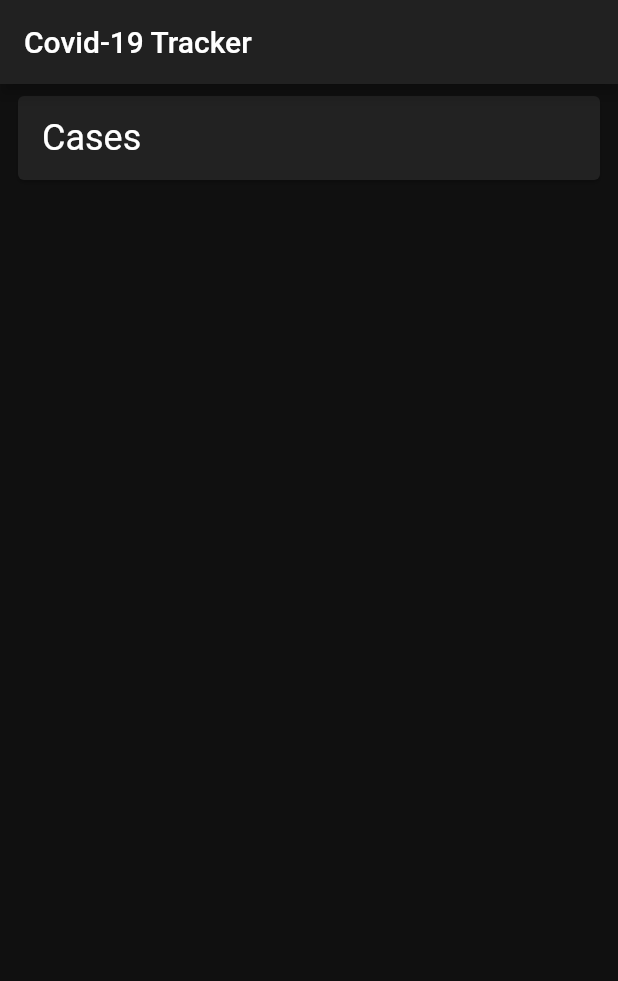
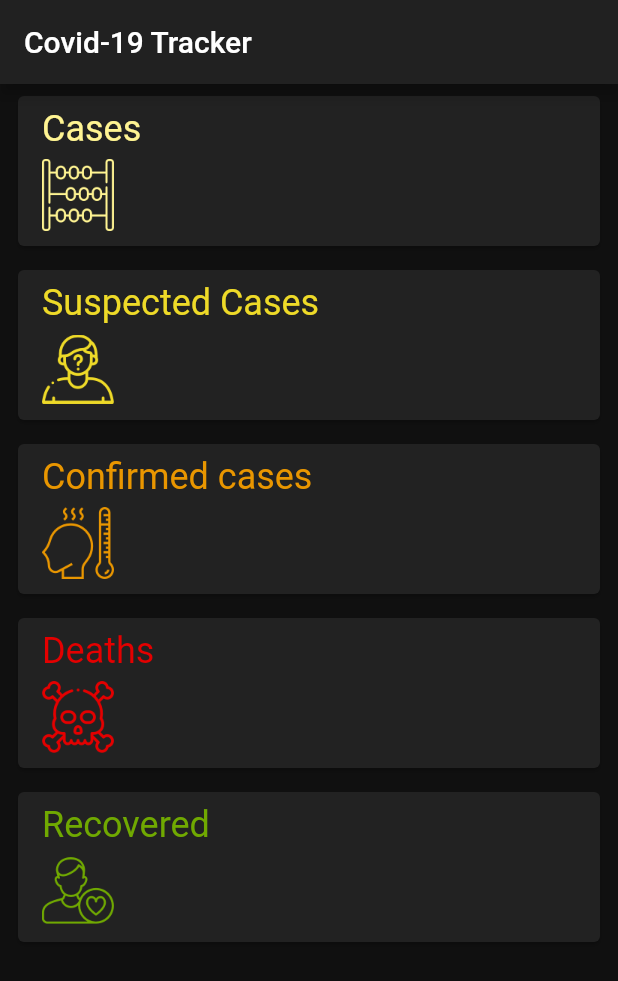
Before and after one commit to Justin-Moretto/covid_app, a Flutter app: the screen it shows after launch, on a phone screen of 412 x 824 dp. Shown: the top 981 px of the screen. Run offline on Flutter 3.47's test engine with Material 2 defaults, Android fonts, the phone set to English and light mode, and no system bars; network calls fail.

Commit message:
added color and assets to UI, refactored data endpoints

```diff
--- /dev/null
+++ b/lib/app/repositories/endpoints_data.dart
@@ -0,0 +1,16 @@
+import 'package:coronavirus_rest_api_flutter_course/app/services/api.dart';
+import 'package:flutter/foundation.dart';
+
+class EndpointsData {
+  EndpointsData({@required this.values});
+  final Map<Endpoint, int> values;
+  int get cases => values[Endpoint.cases];
+  int get casesSuspected => values[Endpoint.casesSuspected];
+  int get casesConfirmed => values[Endpoint.casesConfirmed];
+  int get deaths => values[Endpoint.deaths];
+  int get recovered => values[Endpoint.recovered];
+
+  @override
+  String toString() =>
+      'cases: $cases, suspected: $casesSuspected, confirmed: $casesConfirmed, deaths: $deaths, recovered: $recovered';
+}
--- a/lib/app/ui/dashboard.dart
+++ b/lib/app/ui/dashboard.dart
@@ -1,4 +1,5 @@
 import 'package:coronavirus_rest_api_flutter_course/app/repositories/data_repository.dart';
+import 'package:coronavirus_rest_api_flutter_course/app/repositories/endpoints_data.dart';
 import 'package:coronavirus_rest_api_flutter_course/app/services/api.dart';
 import 'package:coronavirus_rest_api_flutter_course/app/ui/endpoint_card.dart';
 import 'package:flutter/material.dart';
@@ -10,7 +11,7 @@ class Dashboard extends StatefulWidget {
 }
 
 class _DashboardState extends State<Dashboard> {
-  int _cases;
+  EndpointsData _endpointsData;
 
   @override
   void initState() {
@@ -20,8 +21,8 @@ class _DashboardState extends State<Dashboard> {
 
   Future<void> _updateData() async {
     final dataRepository = Provider.of<DataRepository>(context, listen: false);
-    final cases = await dataRepository.getEndpointData(Endpoint.cases);
-    setState(() => _cases = cases);
+    final endpointsData = await dataRepository.getAllEndpointsData();
+    setState(() => _endpointsData = endpointsData);
   }
 
   @override
@@ -34,10 +35,13 @@ class _DashboardState extends State<Dashboard> {
         onRefresh: _updateData,
         child: ListView(
           children: <Widget>[
-            EndpointCard(
-              endpoint: Endpoint.cases,
-              value: _cases,
-            ),
+            for (var endpoint in Endpoint.values)
+              EndpointCard(
+                endpoint: endpoint,
+                value: _endpointsData != null
+                    ? _endpointsData.values[endpoint]
+                    : null,
+              ),
           ],
         ),
       ),
--- a/lib/app/ui/endpoint_card.dart
+++ b/lib/app/ui/endpoint_card.dart
@@ -1,28 +1,67 @@
 import 'package:coronavirus_rest_api_flutter_course/app/services/api.dart';
 import 'package:flutter/material.dart';
+
+class EndpointCardData {
+  EndpointCardData(this.title, this.assetName, this.color);
+  final String title;
+  final String assetName;
+  final Color color;
+}
 
 class EndpointCard extends StatelessWidget {
   const EndpointCard({Key key, this.endpoint, this.value}) : super(key: key);
   final Endpoint endpoint;
   final int value;
 
+  static Map<Endpoint, EndpointCardData> _cardsData = {
+    Endpoint.cases:
+        EndpointCardData('Cases', 'assets/count.png', Color(0xFFFFF492)),
+    Endpoint.casesSuspected: EndpointCardData(
+        'Suspected Cases', 'assets/suspect.png', Color(0xFFEEDA28)),
+    Endpoint.casesConfirmed: EndpointCardData(
+        'Confirmed cases', 'assets/fever.png', Color(0xFFE99600)),
+    Endpoint.deaths:
+        EndpointCardData('Deaths', 'assets/death.png', Color(0xFFE40000)),
+    Endpoint.recovered:
+        EndpointCardData('Recovered', 'assets/patient.png', Color(0xFF70A901)),
+  };
+
   @override
   Widget build(BuildContext context) {
+    final cardData = _cardsData[endpoint];
     return Padding(
       padding: const EdgeInsets.symmetric(horizontal: 8.0, vertical: 4.0),
       child: Card(
         child: Padding(
           padding: const EdgeInsets.symmetric(horizontal: 16.0, vertical: 8.0),
-          child: Row(
-            mainAxisAlignment: MainAxisAlignment.spaceBetween,
+          child: Column(
+            crossAxisAlignment: CrossAxisAlignment.start,
             children: <Widget>[
               Text(
-                'Cases',
-                style: Theme.of(context).textTheme.headline,
+                cardData.title,
+                style: Theme.of(context)
+                    .textTheme
+                    .headline
+                    .copyWith(color: cardData.color),
               ),
-              Text(
-                value != null ? value.toString() : '',
-                style: Theme.of(context).textTheme.display1,
+              SizedBox(height: 4),
+              SizedBox(
+                height: 52,
+                child: Row(
+                  mainAxisAlignment: MainAxisAlignment.spaceBetween,
+                  crossAxisAlignment: CrossAxisAlignment.center,
+                  children: <Widget>[
+                    Image.asset(
+                      cardData.assetName,
+                      color: cardData.color,
+                    ),
+                    Text(
+                      value != null ? value.toString() : '',
+                      style: Theme.of(context).textTheme.display1.copyWith(
+                          color: cardData.color, fontWeight: FontWeight.w500),
+                    ),
+                  ],
+                ),
               ),
             ],
           ),
--- a/pubspec.yaml
+++ b/pubspec.yaml
@@ -41,7 +41,8 @@ flutter:
   # the material Icons class.
   uses-material-design: true
   # To add assets to your application, add an assets section, like this:
-  # assets:
+  assets:
+    - assets/
   #   - images/a_dot_burr.jpeg
   #   - images/a_dot_ham.jpeg
   # An image asset can refer to one or more resolution-specific "variants", see
```
Also changed, not shown: lib/app/repositories/data_repository.dart (+39 -5 lines), assets/2.0x/count.png (added), assets/2.0x/death.png (added), assets/2.0x/fever.png (added), assets/2.0x/patient.png (added), assets/2.0x/suspect.png (added), assets/3.0x/count.png (added), assets/3.0x/death.png (added), assets/3.0x/fever.png (added), assets/3.0x/patient.png (added), assets/3.0x/suspect.png (added), assets/count.png (added), assets/death.png (added), assets/fever.png (added), 2 more files.
